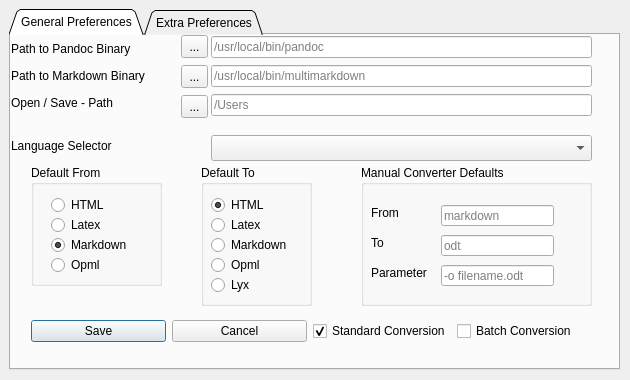
Qt form source/gui/panconvert_diag_prefpane.ui (apaeffgen/PanConvert) before a commit.
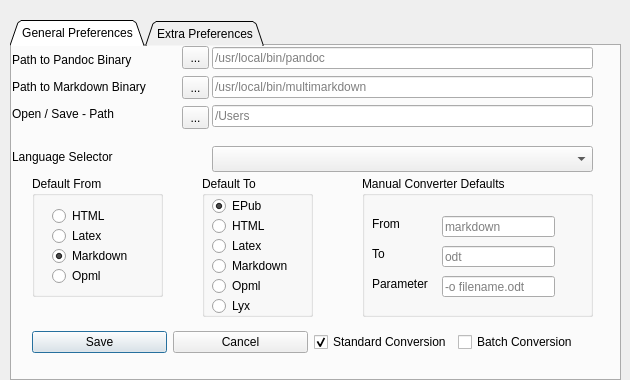
The same form after that commit.

Diff of the .ui file:
```diff
--- a/source/gui/panconvert_diag_prefpane.ui
+++ b/source/gui/panconvert_diag_prefpane.ui
@@ -28,8 +28,8 @@
   <widget class="QTabWidget" name="tabWidget">
    <property name="geometry">
     <rect>
-     <x>9</x>
-     <y>9</y>
+     <x>10</x>
+     <y>20</y>
      <width>611</width>
      <height>361</height>
     </rect>
@@ -157,7 +157,7 @@
       <property name="geometry">
        <rect>
         <x>10</x>
-        <y>30</y>
+        <y>40</y>
         <width>102</width>
         <height>20</height>
        </rect>
@@ -166,14 +166,14 @@
        <string>HTML</string>
       </property>
       <property name="checked">
-       <bool>true</bool>
+       <bool>false</bool>
       </property>
      </widget>
      <widget class="QRadioButton" name="ButtonToLatex">
       <property name="geometry">
        <rect>
         <x>10</x>
-        <y>50</y>
+        <y>60</y>
         <width>102</width>
         <height>20</height>
        </rect>
@@ -186,7 +186,7 @@
       <property name="geometry">
        <rect>
         <x>10</x>
-        <y>70</y>
+        <y>80</y>
         <width>102</width>
         <height>20</height>
        </rect>
@@ -199,7 +199,7 @@
       <property name="geometry">
        <rect>
         <x>10</x>
-        <y>90</y>
+        <y>100</y>
         <width>102</width>
         <height>20</height>
        </rect>
@@ -212,7 +212,7 @@
       <property name="geometry">
        <rect>
         <x>10</x>
-        <y>110</y>
+        <y>120</y>
         <width>102</width>
         <height>20</height>
        </rect>
@@ -221,6 +221,22 @@
        <string>Lyx</string>
       </property>
      </widget>
+     <widget class="QRadioButton" name="ButtonToEpub">
+      <property name="geometry">
+       <rect>
+        <x>10</x>
+        <y>20</y>
+        <width>102</width>
+        <height>20</height>
+       </rect>
+      </property>
+      <property name="text">
+       <string>EPub</string>
+      </property>
+      <property name="checked">
+       <bool>true</bool>
+      </property>
+     </widget>
     </widget>
     <widget class="QToolButton" name="ButtonPandocPath">
      <property name="geometry">
```
